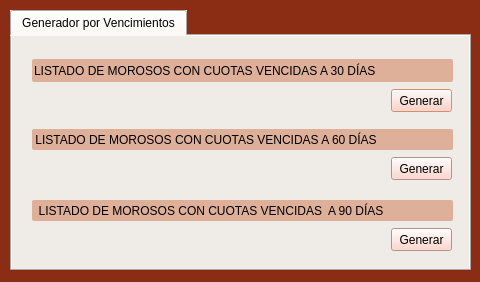
blueautomatic/Slam_Sistema_creditos, file form_cuotas_vencidas_30dias.ui: the form before one commit.
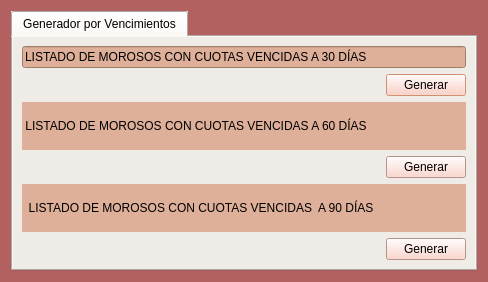
The form after the commit. Icons and pictures are not drawn.

```diff
--- a/form_cuotas_vencidas_30dias.ui
+++ b/form_cuotas_vencidas_30dias.ui
@@ -6,7 +6,7 @@
    <rect>
     <x>0</x>
     <y>0</y>
-    <width>480</width>
+    <width>488</width>
     <height>282</height>
    </rect>
   </property>
@@ -14,22 +14,16 @@
    <string>Reportes Morosos</string>
   </property>
   <property name="styleSheet">
-   <string notr="true">selection-background-color: rgb(255, 170, 127);
+   <string notr="true">font: 75 11pt &quot;KacstOne&quot;;
+selection-background-color: rgb(255, 170, 127);
 color: rgb(0, 0, 0);
-font:  75 10Pt &quot;Century Schoolbook L&quot;;
-background-color:rgb(139, 44, 21);
+background-color: rgba(136, 3, 3, 100);
 
 </string>
   </property>
+  <layout class="QGridLayout" name="gridLayout_2">
+   <item row="0" column="0">
   <widget class="QTabWidget" name="tabWidget">
-   <property name="geometry">
-    <rect>
-     <x>10</x>
-     <y>10</y>
-     <width>461</width>
-     <height>261</height>
-    </rect>
-   </property>
    <property name="palette">
     <palette>
      <active>
@@ -72,18 +66,18 @@
       <colorrole role="Base">
        <brush brushstyle="SolidPattern">
         <color alpha="255">
-         <red>225</red>
-         <green>153</green>
-         <blue>129</blue>
+           <red>239</red>
+           <green>235</green>
+           <blue>231</blue>
         </color>
        </brush>
       </colorrole>
       <colorrole role="Window">
        <brush brushstyle="SolidPattern">
         <color alpha="255">
-         <red>238</red>
-         <green>164</green>
-         <blue>139</blue>
+           <red>239</red>
+           <green>235</green>
+           <blue>231</blue>
         </color>
        </brush>
       </colorrole>
@@ -137,18 +131,18 @@
       <colorrole role="Base">
        <brush brushstyle="SolidPattern">
         <color alpha="255">
-         <red>225</red>
-         <green>153</green>
-         <blue>129</blue>
+           <red>239</red>
+           <green>235</green>
+           <blue>231</blue>
         </color>
        </brush>
       </colorrole>
       <colorrole role="Window">
        <brush brushstyle="SolidPattern">
         <color alpha="255">
-         <red>238</red>
-         <green>164</green>
-         <blue>139</blue>
+           <red>239</red>
+           <green>235</green>
+           <blue>231</blue>
         </color>
        </brush>
       </colorrole>
@@ -202,18 +196,18 @@
       <colorrole role="Base">
        <brush brushstyle="SolidPattern">
         <color alpha="255">
-         <red>238</red>
-         <green>164</green>
-         <blue>139</blue>
+           <red>239</red>
+           <green>235</green>
+           <blue>231</blue>
         </color>
        </brush>
       </colorrole>
       <colorrole role="Window">
        <brush brushstyle="SolidPattern">
         <color alpha="255">
-         <red>238</red>
-         <green>164</green>
-         <blue>139</blue>
+           <red>239</red>
+           <green>235</green>
+           <blue>231</blue>
         </color>
        </brush>
       </colorrole>
@@ -245,74 +239,52 @@
     <attribute name="title">
      <string>Generador por Vencimientos</string>
     </attribute>
-    <widget class="QPushButton" name="boton_generar">
-     <property name="geometry">
-      <rect>
-       <x>379</x>
-       <y>53</y>
-       <width>61</width>
-       <height>23</height>
-      </rect>
-     </property>
-     <property name="styleSheet">
-      <string notr="true">background-color: rgb(251, 204, 193);</string>
-     </property>
-     <property name="text">
-      <string>Generar</string>
-     </property>
-    </widget>
+      <layout class="QGridLayout" name="gridLayout">
+       <item row="0" column="0">
+        <layout class="QVBoxLayout" name="verticalLayout">
+         <item>
     <widget class="QLineEdit" name="lineEdit">
      <property name="enabled">
       <bool>false</bool>
      </property>
-     <property name="geometry">
-      <rect>
-       <x>20</x>
-       <y>23</y>
-       <width>421</width>
-       <height>23</height>
-      </rect>
-     </property>
      <property name="styleSheet">
       <string notr="true">background-color: rgb(222, 175, 153);
-border-style: soid;
-border-widht: 2px;
-border-radius: 2px;
+
 </string>
      </property>
      <property name="text">
       <string>LISTADO DE MOROSOS CON CUOTAS VENCIDAS A 30 DÍAS</string>
      </property>
     </widget>
+         </item>
+         <item alignment="Qt::AlignRight">
+          <widget class="QPushButton" name="boton_generar">
+           <property name="styleSheet">
+            <string notr="true">background-color: rgb(251, 204, 193);</string>
+           </property>
+           <property name="text">
+            <string>Generar</string>
+           </property>
+          </widget>
+         </item>
+        </layout>
+       </item>
+       <item row="1" column="0">
+        <layout class="QVBoxLayout" name="verticalLayout_2">
+         <item>
     <widget class="QLabel" name="label_2">
-     <property name="geometry">
-      <rect>
-       <x>20</x>
-       <y>93</y>
-       <width>421</width>
-       <height>21</height>
-      </rect>
-     </property>
      <property name="styleSheet">
       <string notr="true">background-color: rgb(222, 175, 153);
-border-style: soid;
-border-widht: 2px;
-border-radius: 2px;
+
 </string>
      </property>
      <property name="text">
       <string> LISTADO DE MOROSOS CON CUOTAS VENCIDAS A 60 DÍAS</string>
      </property>
     </widget>
+         </item>
+         <item alignment="Qt::AlignRight">
     <widget class="QPushButton" name="boton_generar_60_dias">
-     <property name="geometry">
-      <rect>
-       <x>379</x>
-       <y>121</y>
-       <width>61</width>
-       <height>23</height>
-      </rect>
-     </property>
      <property name="styleSheet">
       <string notr="true">background-color: rgb(251, 204, 193);</string>
      </property>
@@ -320,35 +292,25 @@
       <string>Generar</string>
      </property>
     </widget>
+         </item>
+        </layout>
+       </item>
+       <item row="2" column="0">
+        <layout class="QVBoxLayout" name="verticalLayout_3">
+         <item>
     <widget class="QLabel" name="label_3">
-     <property name="geometry">
-      <rect>
-       <x>20</x>
-       <y>164</y>
-       <width>421</width>
-       <height>21</height>
-      </rect>
-     </property>
      <property name="styleSheet">
       <string notr="true">background-color: rgb(222, 175, 153);
-border-style: soid;
-border-widht: 2px;
-border-radius: 2px;
+
 </string>
      </property>
      <property name="text">
       <string>  LISTADO DE MOROSOS CON CUOTAS VENCIDAS  A 90 DÍAS</string>
      </property>
     </widget>
+         </item>
+         <item alignment="Qt::AlignRight">
     <widget class="QPushButton" name="boton_generar_90_dias">
-     <property name="geometry">
-      <rect>
-       <x>379</x>
-       <y>192</y>
-       <width>61</width>
-       <height>23</height>
-      </rect>
-     </property>
      <property name="styleSheet">
       <string notr="true">background-color: rgb(251, 204, 193);</string>
      </property>
@@ -356,8 +318,14 @@
       <string>Generar</string>
      </property>
     </widget>
-   </widget>
-  </widget>
+         </item>
+        </layout>
+       </item>
+      </layout>
+     </widget>
+    </widget>
+   </item>
+  </layout>
  </widget>
  <resources/>
  <connections/>
```
Lines whose indentation alone changed are shown as unchanged.
